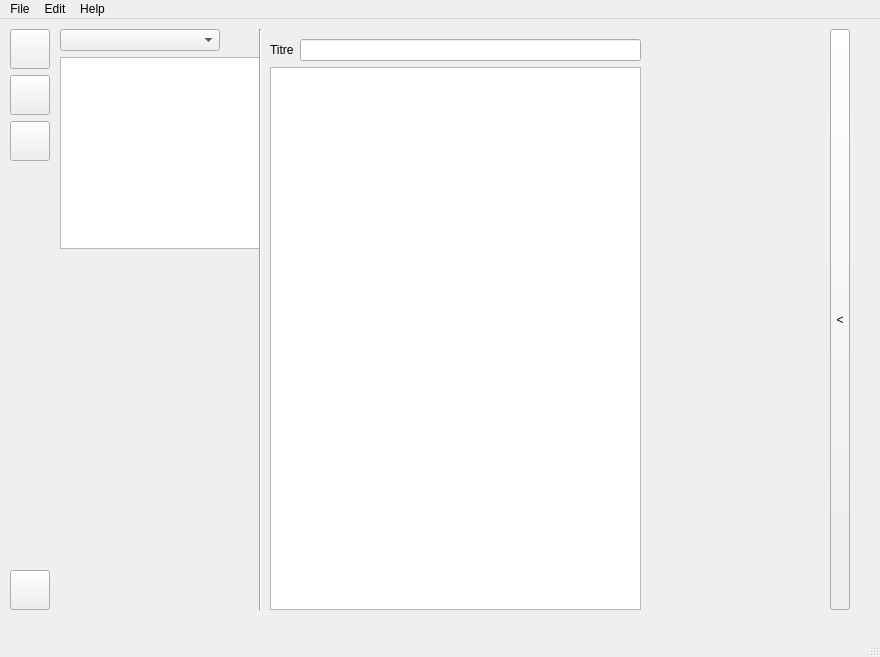
First picture: the form in mainwindow.ui, repository yinsimei/NoteIt, before the edit.
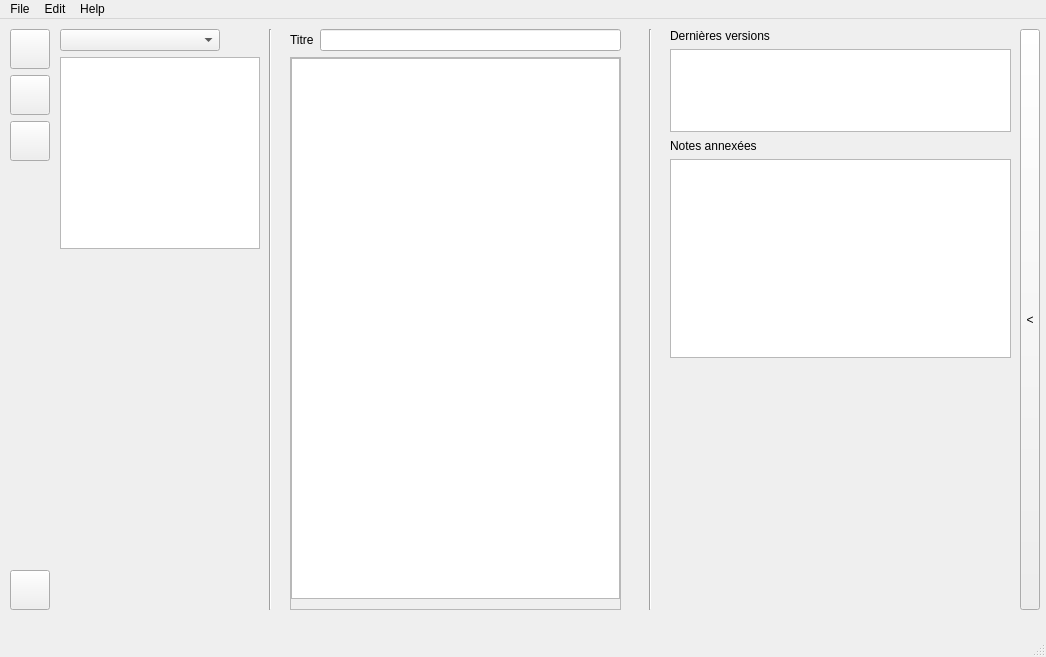
Second picture: the form after the edit. Icons and pictures are not drawn.

Patch:
```diff
--- a/mainwindow.ui
+++ b/mainwindow.ui
@@ -6,7 +6,7 @@
    <rect>
     <x>0</x>
     <y>0</y>
-    <width>880</width>
+    <width>1046</width>
     <height>657</height>
    </rect>
   </property>
@@ -194,7 +194,7 @@
    <widget class="Line" name="line">
     <property name="geometry">
      <rect>
-      <x>240</x>
+      <x>250</x>
       <y>10</y>
       <width>41</width>
       <height>581</height>
@@ -204,35 +204,10 @@
      <enum>Qt::Vertical</enum>
     </property>
    </widget>
-   <widget class="QWidget" name="layoutWidget">
+   <widget class="QToolButton" name="buttonTree">
     <property name="geometry">
      <rect>
-      <x>270</x>
-      <y>20</y>
-      <width>371</width>
-      <height>571</height>
-     </rect>
-    </property>
-    <layout class="QFormLayout" name="ArticleContentLayout">
-     <item row="0" column="0">
-      <widget class="QLabel" name="label">
-       <property name="text">
-        <string>Titre</string>
-       </property>
-      </widget>
-     </item>
-     <item row="0" column="1">
-      <widget class="QLineEdit" name="lineEdit"/>
-     </item>
-     <item row="1" column="0" colspan="2">
-      <widget class="QPlainTextEdit" name="plainTextEdit"/>
-     </item>
-    </layout>
-   </widget>
-   <widget class="QToolButton" name="toolButton">
-    <property name="geometry">
-     <rect>
-      <x>830</x>
+      <x>1020</x>
       <y>10</y>
       <width>20</width>
       <height>581</height>
@@ -324,6 +299,117 @@
      </item>
     </layout>
    </widget>
+   <widget class="Line" name="line_2">
+    <property name="geometry">
+     <rect>
+      <x>630</x>
+      <y>10</y>
+      <width>41</width>
+      <height>581</height>
+     </rect>
+    </property>
+    <property name="orientation">
+     <enum>Qt::Vertical</enum>
+    </property>
+   </widget>
+   <widget class="QWidget" name="layoutWidget">
+    <property name="geometry">
+     <rect>
+      <x>290</x>
+      <y>10</y>
+      <width>331</width>
+      <height>581</height>
+     </rect>
+    </property>
+    <layout class="QVBoxLayout" name="articleContent">
+     <item>
+      <layout class="QFormLayout" name="formLayout">
+       <item row="0" column="0">
+        <widget class="QLabel" name="label">
+         <property name="text">
+          <string>Titre</string>
+         </property>
+        </widget>
+       </item>
+       <item row="0" column="1">
+        <widget class="QLineEdit" name="lineEdit"/>
+       </item>
+      </layout>
+     </item>
+     <item>
+      <widget class="QScrollArea" name="scrollArea">
+       <property name="widgetResizable">
+        <bool>true</bool>
+       </property>
+       <widget class="QWidget" name="scrollAreaWidgetContents">
+        <property name="geometry">
+         <rect>
+          <x>0</x>
+          <y>0</y>
+          <width>327</width>
+          <height>542</height>
+         </rect>
+        </property>
+        <widget class="QPlainTextEdit" name="plainTextEdit">
+         <property name="geometry">
+          <rect>
+           <x>0</x>
+           <y>0</y>
+           <width>329</width>
+           <height>541</height>
+          </rect>
+         </property>
+        </widget>
+       </widget>
+      </widget>
+     </item>
+    </layout>
+   </widget>
+   <widget class="QWidget" name="layoutWidget">
+    <property name="geometry">
+     <rect>
+      <x>670</x>
+      <y>10</y>
+      <width>341</width>
+      <height>103</height>
+     </rect>
+    </property>
+    <layout class="QVBoxLayout" name="oldVersionsLayout">
+     <item>
+      <widget class="QLabel" name="label_2">
+       <property name="text">
+        <string>Dernières versions</string>
+       </property>
+      </widget>
+     </item>
+     <item>
+      <widget class="QListView" name="oldVersionList"/>
+     </item>
+    </layout>
+   </widget>
+   <widget class="QWidget" name="">
+    <property name="geometry">
+     <rect>
+      <x>670</x>
+      <y>120</y>
+      <width>341</width>
+      <height>219</height>
+     </rect>
+    </property>
+    <layout class="QVBoxLayout" name="relatedNotesLayout">
+     <item>
+      <widget class="QLabel" name="label_3">
+       <property name="text">
+        <string>Notes annexées </string>
+       </property>
+      </widget>
+     </item>
+     <item>
+      <widget class="QListView" name="listView_2"/>
+     </item>
+    </layout>
+   </widget>
+   <zorder>layoutWidget</zorder>
    <zorder>layoutWidget</zorder>
    <zorder>layoutWidget</zorder>
    <zorder>line</zorder>
@@ -336,7 +422,7 @@
     <rect>
      <x>0</x>
      <y>0</y>
-     <width>880</width>
+     <width>1046</width>
      <height>24</height>
     </rect>
    </property>
```
Left out of the diff: 13 changed lines with no effect on the pictures.
